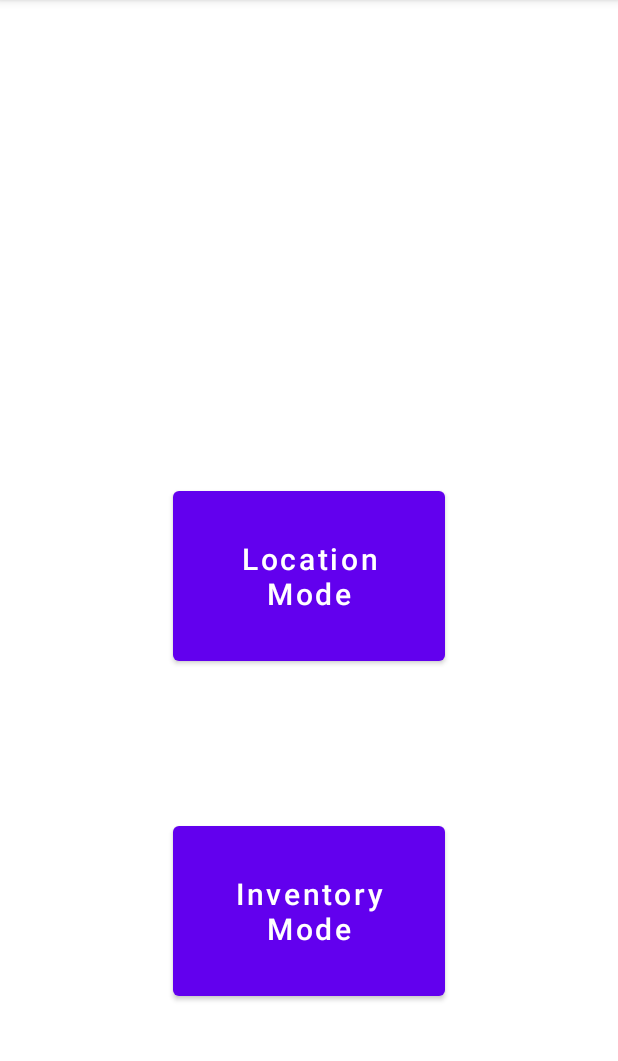
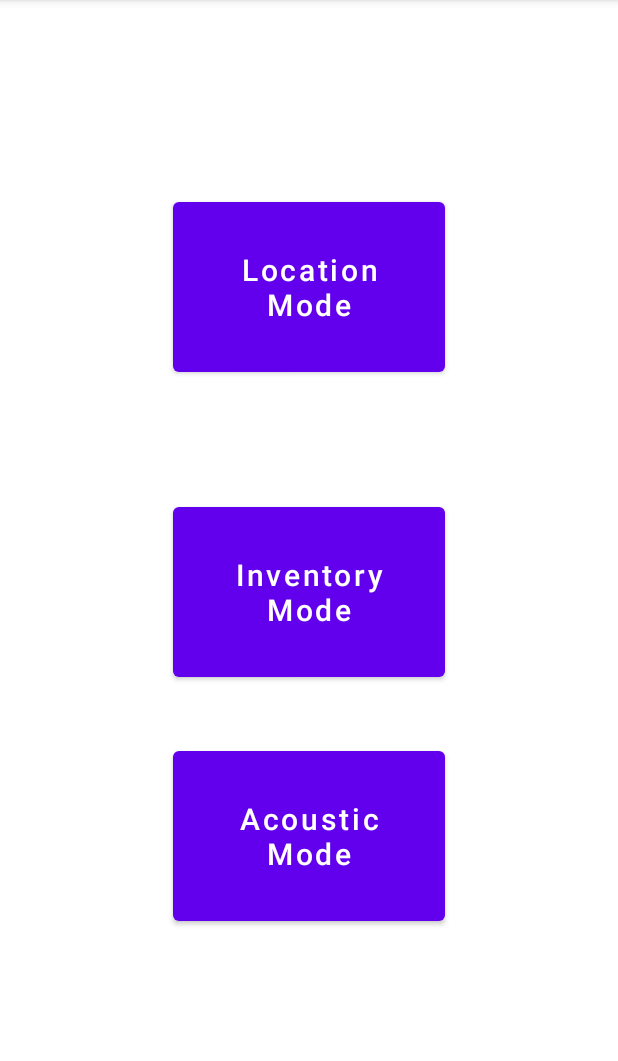
Before and after one commit to ImBerkayKaplan/Privacy-Tag-Artifacts, an Android app: the screen it shows after launch (MainActivity), on a phone screen of 412 x 824 dp, the part 84-1145 px from its top. Run offline under Robolectric (Android 15) with nearby library versions, the phone set to English and light mode, and no system bars.

Commit message:
Acoustic mode

```diff
--- a/app/src/main/java/com/example/SPLICEApp/BleScanner.java
+++ b/app/src/main/java/com/example/SPLICEApp/BleScanner.java
@@ -24,6 +24,7 @@ import java.util.Map;
 @RequiresApi(api = Build.VERSION_CODES.LOLLIPOP)
 public class BleScanner extends AppCompatActivity {
     private static HashMap<String, String> db = new HashMap<>();
+    private String DEVICE_ADDRESS_FILTER = "EF:F3:F2:34:B9:1F";
 
     @RequiresApi(api = Build.VERSION_CODES.M)
     @Override
@@ -87,7 +88,7 @@ public class BleScanner extends AppCompatActivity {
         @Override
         public void onScanResult(int callbackType, ScanResult result) {
             super.onScanResult(callbackType, result);
-            if(result.getDevice().getAddress().startsWith("AC:23:3F:77:28")) {
+            if(result.getDevice().getAddress().startsWith(DEVICE_ADDRESS_FILTER)) {
                 String deviceID = result.getDevice().getAddress();
                 int temp = result.getRssi();
                 String deviceRSSI = "";
--- a/app/src/main/java/com/example/SPLICEApp/MainActivity.java
+++ b/app/src/main/java/com/example/SPLICEApp/MainActivity.java
@@ -42,4 +42,9 @@ public class MainActivity extends AppCompatActivity {
         Intent intent = new Intent(this, NfcScanner.class);
         startActivity(intent);
     }
+
+    public void switchAcousticMode(View view) {
+        Intent intent = new Intent(this, acousticMode.class);
+        startActivity(intent);
+    }
 }
--- a/app/src/main/res/layout/activity_main.xml
+++ b/app/src/main/res/layout/activity_main.xml
@@ -17,7 +17,8 @@
         app:layout_constraintBottom_toBottomOf="parent"
         app:layout_constraintEnd_toEndOf="parent"
         app:layout_constraintStart_toStartOf="parent"
-        app:layout_constraintTop_toTopOf="parent" />
+        app:layout_constraintTop_toTopOf="parent"
+        app:layout_constraintVertical_bias="0.2" />
 
     <Button
         android:id="@+id/buttonInventoryMode"
@@ -30,6 +31,21 @@
         app:layout_constraintBottom_toBottomOf="parent"
         app:layout_constraintEnd_toEndOf="parent"
         app:layout_constraintStart_toStartOf="parent"
-        app:layout_constraintTop_toBottomOf="@+id/buttonLocationMode" />
+        app:layout_constraintTop_toBottomOf="@+id/buttonLocationMode"
+        app:layout_constraintVertical_bias="0.2" />
+
+    <Button
+        android:id="@+id/acousticMode"
+        android:layout_width="181dp"
+        android:layout_height="125dp"
+        android:onClick="switchAcousticMode"
+        android:text="Acoustic Mode"
+        android:textAllCaps="false"
+        android:textSize="20dp"
+        app:layout_constraintBottom_toBottomOf="parent"
+        app:layout_constraintEnd_toEndOf="parent"
+        app:layout_constraintStart_toStartOf="parent"
+        app:layout_constraintTop_toBottomOf="@+id/buttonInventoryMode"
+        app:layout_constraintVertical_bias="0.2" />
 
 </androidx.constraintlayout.widget.ConstraintLayout>
--- a/app/src/main/res/values/strings.xml
+++ b/app/src/main/res/values/strings.xml
@@ -10,4 +10,5 @@
 
     <string name="hello_first_fragment">Hello first fragment</string>
     <string name="hello_second_fragment">Hello second fragment. Arg: %1$s</string>
+    <string name="ble_uuid">CDB7950D-73F1-4D4D-8E47-C090502DBD63</string>
 </resources>
```
Also changed, not shown: app/src/main/AndroidManifest.xml (+4 -6 lines), app/src/main/java/com/example/SPLICEApp/acousticMode.java (added, +154 -0 lines), app/src/main/res/layout/activity_acoustic_mode.xml (added, +23 -0 lines).
